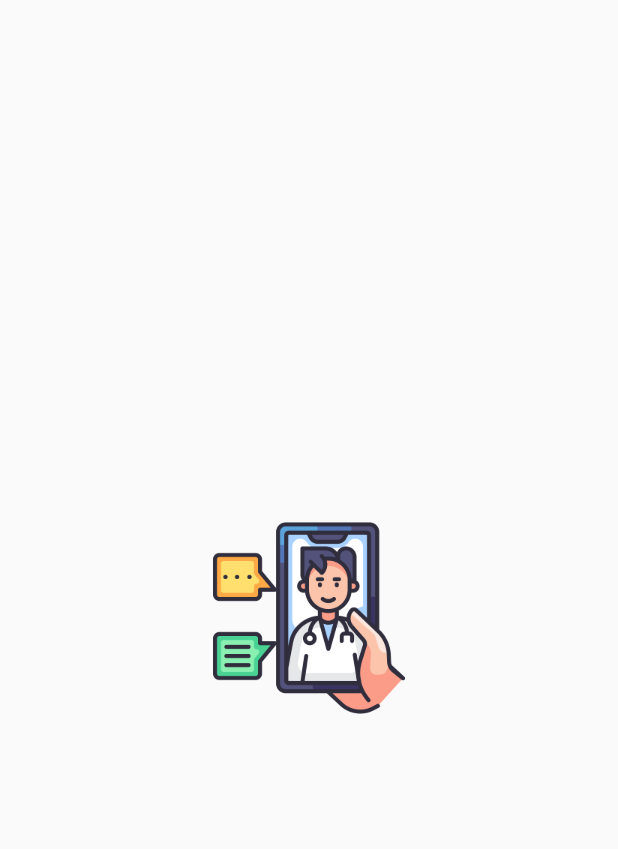
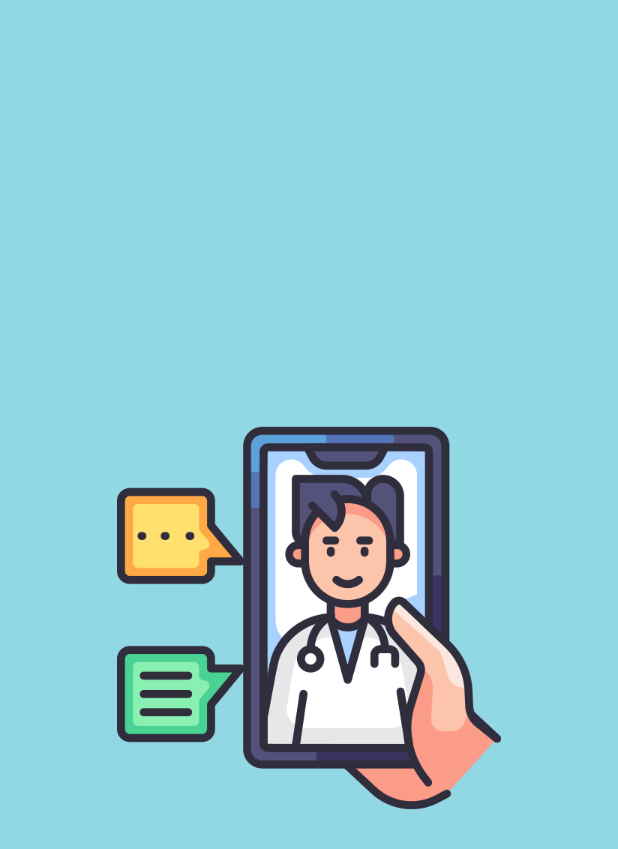
Before and after one commit to hellodoc-omu/mobile, a Flutter app: the screen it shows after launch, on a phone screen of 412 x 824 dp. Shown: the top 849 px of the screen. Run offline on Flutter 3.47's test engine with Material 2 defaults, Android fonts, the light colour scheme and no system bars.

Commit message:
feat: renk paleti eklendi ve splash_screen kodlandi

```diff
--- /dev/null
+++ b/lib/helpers/variable_breakpoints.dart
@@ -0,0 +1,32 @@
+import 'package:flutter/material.dart';
+
+/*
+
+@degisken colors Tema içerisinde kullanilan renk paleti
+
+@kisaltma btn Buton
+@kisaltma meBg Mesajlaşma Ekranı Arkaplan Rengi
+@kisaltma drw Drawer
+@kisaltma ava Avatar
+@kisaltma dre Doktor Ana Ekranı
+
+@aciklama Badge drawer içerisinde bulunan duruma göre D veya H yazısı
+
+*/
+
+Map<String, Color> colors = {
+  "black": const Color(0xFF000000),
+  "primary": const Color(0xFF82AAE3),
+  "secondary": const Color(0xFF91D8E4),
+  "btnDisabled": const Color(0xFFBFEAF5),
+  "meBg": const Color(0xFFEAFDFC),
+  "drwBadgeD": const Color(0xFF00FF00),
+  "drwBadgeH": const Color(0xFFFF0000),
+  "avaOnline": const Color(0xFF13F637),
+  "dreProfile": const Color(0xFFFFBF00),
+  "dreMessages": const Color(0xFFFF7000),
+  "dreNotifications": const Color(0xFF10A19D),
+  "dreSettings": const Color(0xFF540375),
+  "dreHelp": const Color(0xFFFF9E9E),
+  "dreExit": const Color(0xFFDC0000),
+};
--- a/lib/main.dart
+++ b/lib/main.dart
@@ -1,5 +1,6 @@
 import 'package:flutter/material.dart';
-import 'package:hellodoc/widgets/logo.dart';
+import 'package:hellodoc/screens/splash_screen.dart';
+import 'package:hellodoc/helpers/variable_breakpoints.dart';
 
 void main() {
   runApp(const MyApp());
@@ -11,12 +12,12 @@ class MyApp extends StatelessWidget {
   @override
   Widget build(BuildContext context) {
     return MaterialApp(
-      title: 'Flutter Demo',
-      home: Scaffold(
-        body: Center(
-          child: Logo.square(width: 128),
-        ),
+      title: 'Hellodoc',
+      theme: ThemeData(
+        primaryColor: colors["primary"],
       ),
+      home: const SplashScreen(),
+      debugShowCheckedModeBanner: false,
     );
   }
 }
--- /dev/null
+++ b/lib/screens/splash_screen.dart
@@ -0,0 +1,22 @@
+import 'package:flutter/material.dart';
+import 'package:hellodoc/helpers/variable_breakpoints.dart';
+import 'package:hellodoc/widgets/logo.dart';
+
+class SplashScreen extends StatefulWidget {
+  const SplashScreen({super.key});
+
+  @override
+  State<SplashScreen> createState() => _SplashScreen();
+}
+
+class _SplashScreen extends State<SplashScreen> {
+  @override
+  Widget build(BuildContext context) {
+    return Scaffold(
+      backgroundColor: colors["secondary"],
+      body: Center(
+        child: Logo.square(width: 256),
+      ),
+    );
+  }
+}
```
